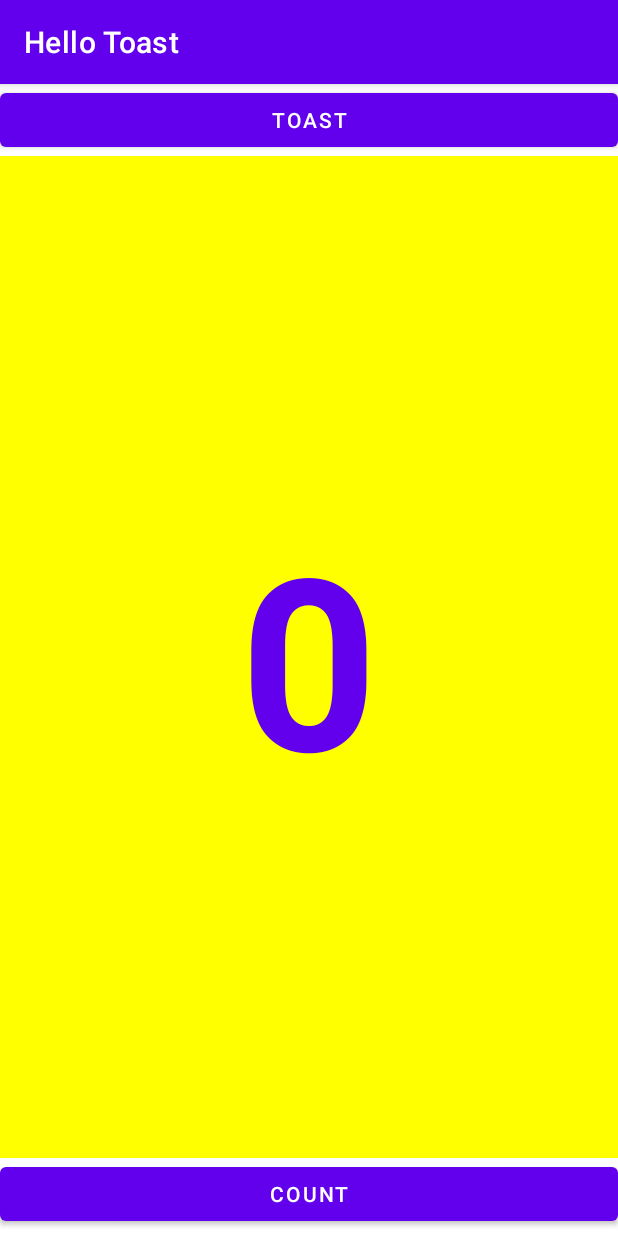
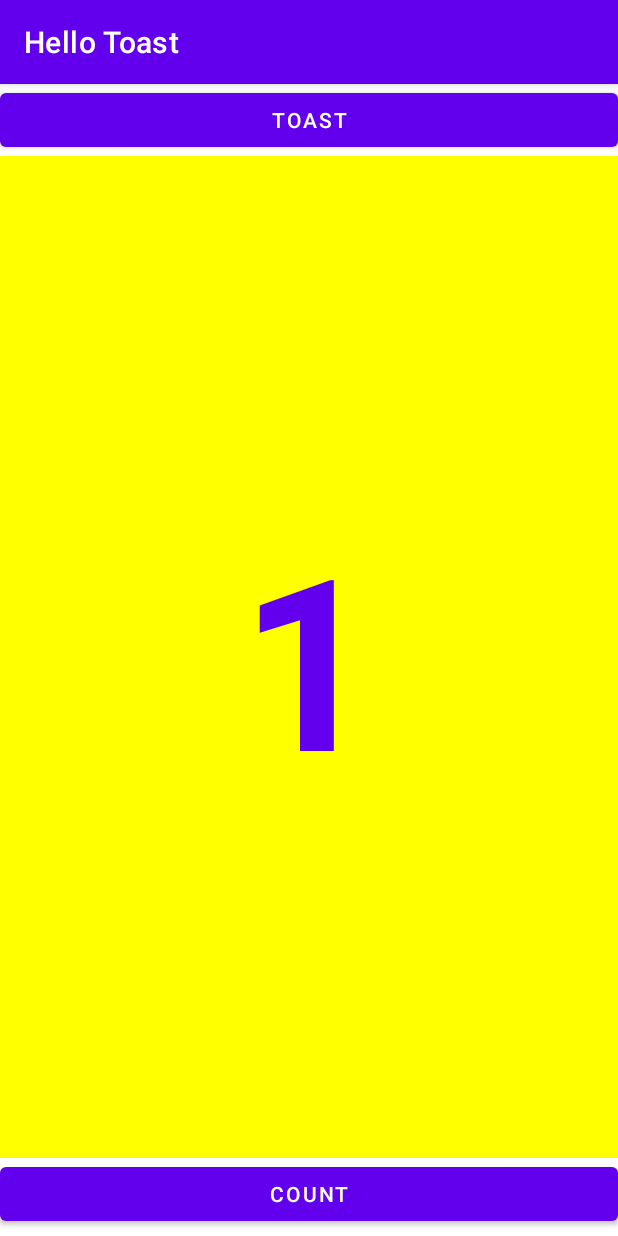
Before and after one commit to ayushpou/Hello-Toast, an Android app: the screen it shows after launch (MainActivity), after a tap on "COUNT", on a phone screen of 412 x 824 dp. Run offline under Robolectric (Android 15) with nearby library versions, the phone set to English and light mode, and no system bars.

Commit message:
count is recorded

```diff
--- a/app/src/main/java/com/example/hellotoast/MainActivity.java
+++ b/app/src/main/java/com/example/hellotoast/MainActivity.java
@@ -4,18 +4,30 @@ import androidx.appcompat.app.AppCompatActivity;
 
 import android.os.Bundle;
 import android.view.View;
+import android.widget.TextView;
+import android.widget.Toast;
 
 public class MainActivity extends AppCompatActivity {
+
+    private int mCount = 0;
+    private TextView mShowCount;
 
     @Override
     protected void onCreate(Bundle savedInstanceState) {
         super.onCreate(savedInstanceState);
         setContentView(R.layout.activity_main);
+        mShowCount = (TextView) findViewById(R.id.show_count);
     }
 
     public void showToast(View view) {
+        Toast toast = Toast.makeText(this, R.string.toast_message,
+                Toast.LENGTH_SHORT);
+        toast.show();
     }
 
     public void countUp(View view) {
+        ++mCount;
+        if (mShowCount != null)
+            mShowCount.setText(Integer.toString(mCount));
     }
 }
```
Also changed, not shown: 3 other files.
